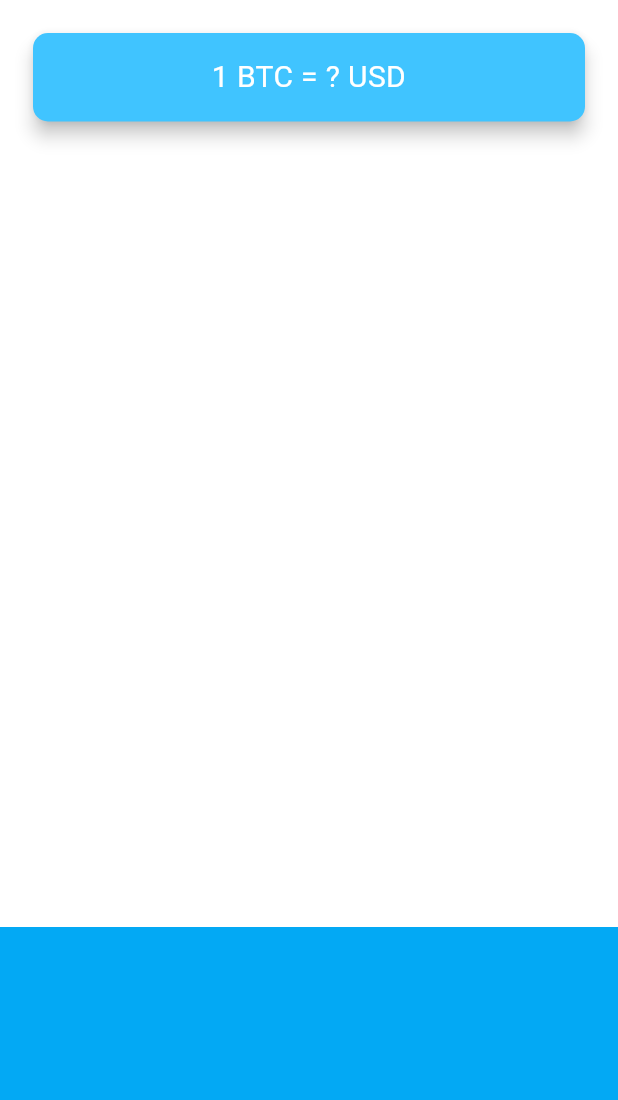
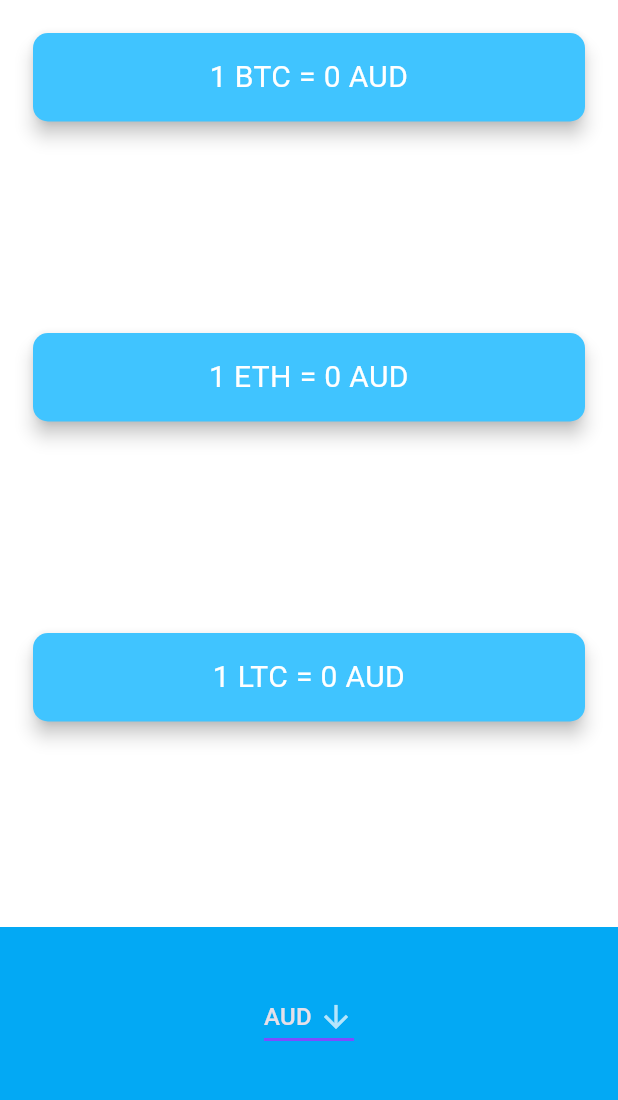
Before and after one commit to taphakebe99/bitcoin_ticker, a Flutter app: the screen it shows after launch, on a phone screen of 412 x 824 dp, the part 84-1184 px from its top. Run offline on Flutter 3.47's test engine with Material 3 defaults, Android fonts, the phone set to English and light mode, and no system bars; network calls fail.

Commit message:
add files and project completed

```diff
--- a/lib/coin_data.dart
+++ b/lib/coin_data.dart
@@ -1,3 +1,9 @@
+import 'dart:convert';
+import 'package:http/http.dart' as http;
+
+const url = 'https://rest.coinapi.io/v1/exchangerate/';
+const apikey = '620e44dd-9678-49c4-b78f-70c201cfd5e6';
+
 const List<String> currenciesList = [
   'AUD',
   'BRL',
@@ -28,4 +34,17 @@ const List<String> cryptoList = [
   'LTC',
 ];
 
-class CoinData {}
+class CoinData {
+  Future<dynamic> getCoinData(String currency, String crypto) async {
+    String uri = '$url$crypto/$currency?apikey=$apikey';
+    print(uri);
+    http.Response response = await http.get(Uri.parse(uri));
+
+    if (response.statusCode == 200) {
+      var data = response.body;
+      return jsonDecode(data);
+    } else {
+      print(response.statusCode);
+    }
+  }
+}
--- a/lib/price_screen.dart
+++ b/lib/price_screen.dart
@@ -1,3 +1,4 @@
+import 'package:bitcoin/coin_data.dart';
 import 'package:flutter/material.dart';
 
 class PriceScreen extends StatefulWidget {
@@ -6,11 +7,70 @@ class PriceScreen extends StatefulWidget {
 }
 
 class _PriceScreenState extends State<PriceScreen> {
+  CoinData coinData = CoinData();
+
+  double BTCrate = 0.0;
+  double ETHrate = 0.0;
+  double LTCrate = 0.0;
+
+  String selectedValue = currenciesList.first;
+
+  @override
+  void initState() {
+    super.initState();
+    updateUI(); // Initial call to fetch data when the widget is created
+  }
+
+  DropdownButton<String> androidDropdownPicker() {
+    List<DropdownMenuItem<String>> items =
+        currenciesList.map((String currency) {
+      return DropdownMenuItem(
+        value: currency,
+        child: Text(currency),
+      );
+    }).toList();
+
+    return DropdownButton<String>(
+      value: selectedValue,
+      icon: const Icon(Icons.arrow_downward),
+      elevation: 16,
+      underline: Container(
+        height: 2,
+        color: Colors.deepPurpleAccent,
+      ),
+      onChanged: (String? value) {
+        setState(() {
+          selectedValue = value!;
+          updateUI(); // Update UI whenever the selected currency changes
+        });
+      },
+      items: items,
+    );
+  }
+
+  Future<void> updateUI() async {
+    try {
+      final responses = await Future.wait([
+        coinData.getCoinData(selectedValue, cryptoList.first),
+        coinData.getCoinData(selectedValue, cryptoList[1]),
+        coinData.getCoinData(selectedValue, cryptoList.last),
+      ]);
+
+      setState(() {
+        BTCrate = responses[0]?['rate'] ?? BTCrate;
+        ETHrate = responses[1]?['rate'] ?? ETHrate;
+        LTCrate = responses[2]?['rate'] ?? LTCrate;
+      });
+    } catch (e) {
+      print('Failed to fetch data: $e');
+    }
+  }
+
   @override
   Widget build(BuildContext context) {
     return Scaffold(
       appBar: AppBar(
-        title: Text('🤑 Coin Ticker'),
+        title: const Text('🤑 Coin Ticker'),
       ),
       body: Column(
         mainAxisAlignment: MainAxisAlignment.spaceBetween,
@@ -25,11 +85,56 @@ class _PriceScreenState extends State<PriceScreen> {
                 borderRadius: BorderRadius.circular(10.0),
               ),
               child: Padding(
-                padding: EdgeInsets.symmetric(vertical: 15.0, horizontal: 28.0),
+                padding: const EdgeInsets.symmetric(
+                    vertical: 15.0, horizontal: 28.0),
                 child: Text(
-                  '1 BTC = ? USD',
+                  '1 BTC = ${BTCrate.toInt()} $selectedValue',
                   textAlign: TextAlign.center,
-                  style: TextStyle(
+                  style: const TextStyle(
+                    fontSize: 20.0,
+                    color: Colors.white,
+                  ),
+                ),
+              ),
+            ),
+          ),
+          Padding(
+            padding: const EdgeInsets.fromLTRB(18.0, 0.0, 18.0, 0),
+            child: Card(
+              color: Colors.lightBlueAccent,
+              elevation: 5.0,
+              shape: RoundedRectangleBorder(
+                borderRadius: BorderRadius.circular(10.0),
+              ),
+              child: Padding(
+                padding: const EdgeInsets.symmetric(
+                    vertical: 15.0, horizontal: 28.0),
+                child: Text(
+                  '1 ETH = ${ETHrate.toInt()} $selectedValue',
+                  textAlign: TextAlign.center,
+                  style: const TextStyle(
+                    fontSize: 20.0,
+                    color: Colors.white,
+                  ),
+                ),
+              ),
+            ),
+          ),
+          Padding(
+            padding: const EdgeInsets.fromLTRB(18.0, 0.0, 18.0, 0),
+            child: Card(
+              color: Colors.lightBlueAccent,
+              elevation: 5.0,
+              shape: RoundedRectangleBorder(
+                borderRadius: BorderRadius.circular(10.0),
+              ),
+              child: Padding(
+                padding: const EdgeInsets.symmetric(
+                    vertical: 15.0, horizontal: 28.0),
+                child: Text(
+                  '1 LTC = ${LTCrate.toInt()} $selectedValue',
+                  textAlign: TextAlign.center,
+                  style: const TextStyle(
                     fontSize: 20.0,
                     color: Colors.white,
                   ),
@@ -40,9 +145,9 @@ class _PriceScreenState extends State<PriceScreen> {
           Container(
             height: 150.0,
             alignment: Alignment.center,
-            padding: EdgeInsets.only(bottom: 30.0),
+            padding: const EdgeInsets.only(bottom: 30.0),
             color: Colors.lightBlue,
-            child: null,
+            child: androidDropdownPicker(),
           ),
         ],
       ),
--- a/pubspec.yaml
+++ b/pubspec.yaml
@@ -35,6 +35,7 @@ dependencies:
   # The following adds the Cupertino Icons font to your application.
   # Use with the CupertinoIcons class for iOS style icons.
   cupertino_icons: ^1.0.8
+  http: ^1.2.2
 
 dev_dependencies:
   flutter_test:
```
Also changed, not shown: pubspec.lock, 1 other file.
